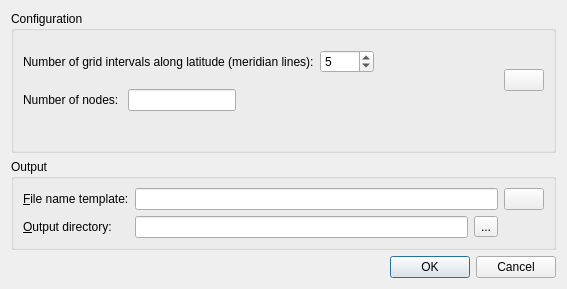
First picture: the form in src/qt-widgets/GenerateVelocityDomainLatLonDialogUi.ui, repository GPlates/GPlates, before the edit.
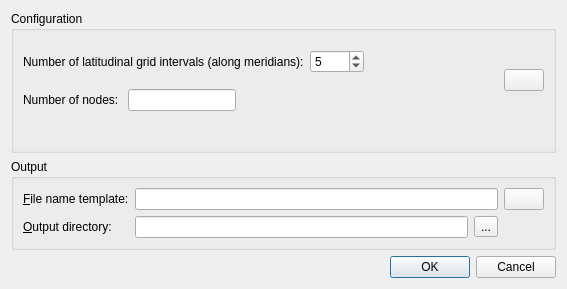
Second picture: the form after the edit. Icons and pictures are not drawn.

Commit message: (trunk) Changed wording in Generate Latitude/Longitude Velocity Domain Points dialog as requested by Dietmar and Sabin.

The edit to the form file:
```diff
--- a/src/qt-widgets/GenerateVelocityDomainLatLonDialogUi.ui
+++ b/src/qt-widgets/GenerateVelocityDomainLatLonDialogUi.ui
@@ -37,7 +37,7 @@
           <item>
            <widget class="QLabel" name="lattitude_grid_intervals_label">
             <property name="text">
-             <string>Number of grid intervals along latitude (meridian lines):</string>
+             <string>Number of latitudinal grid intervals (along meridians):</string>
             </property>
             <property name="buddy">
              <cstring>lattitude_grid_intervals_spinbox</cstring>
```
The commit also changes 1 other file.
